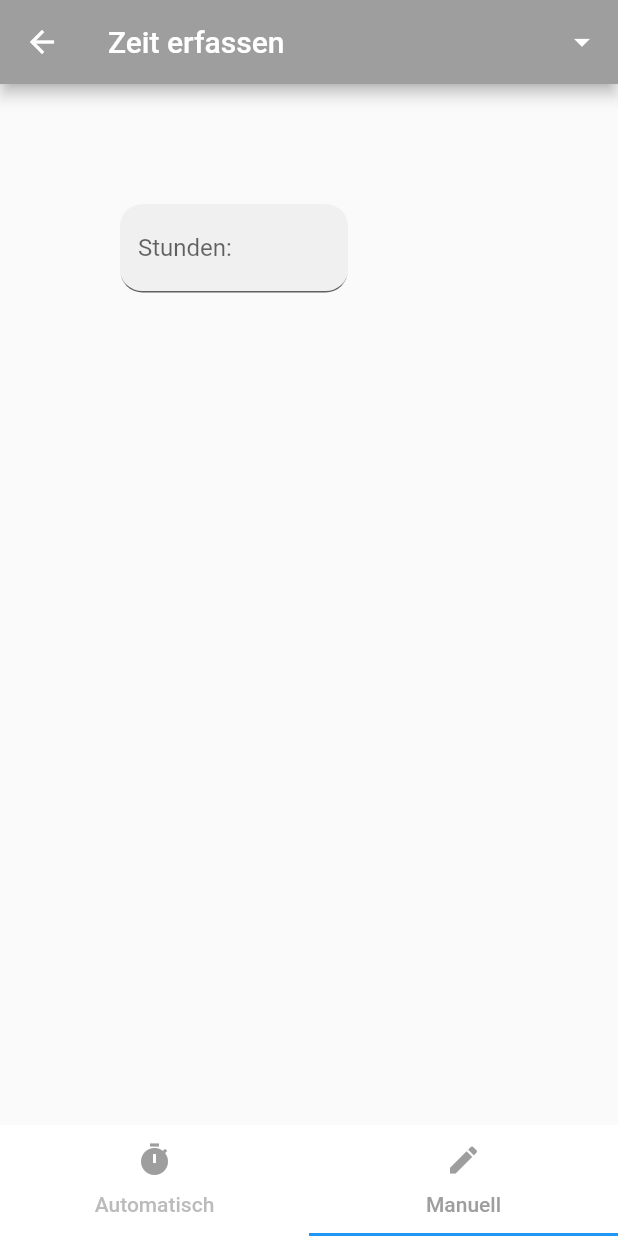
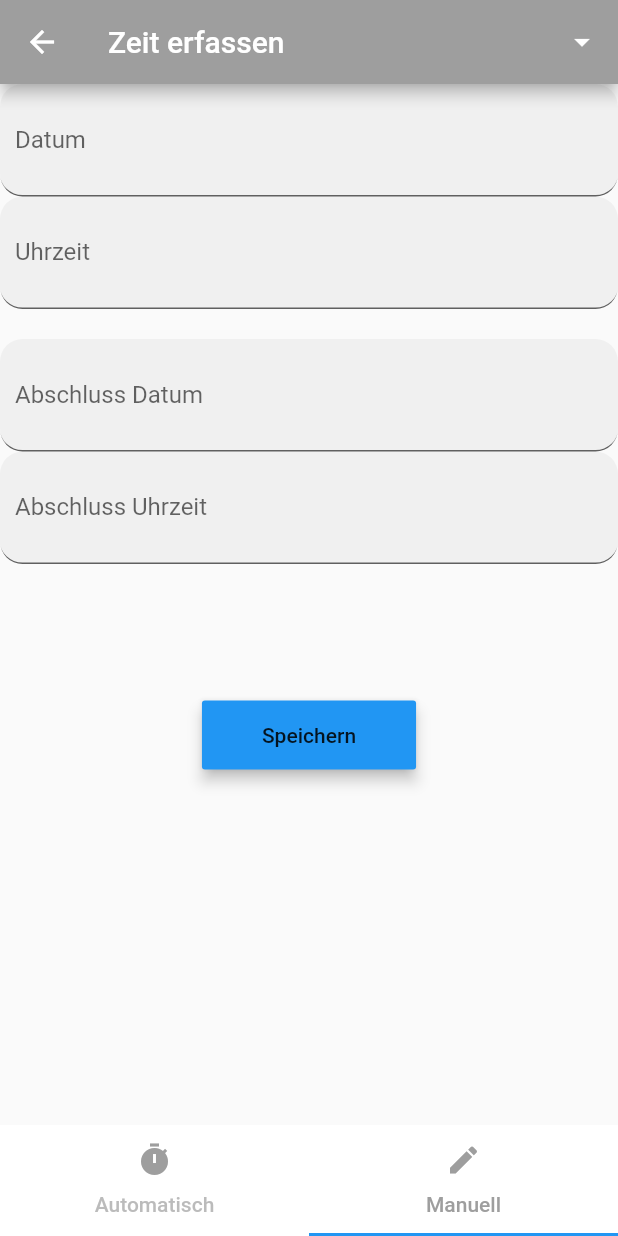
Before and after one commit to SimpleRick44/MetaTime, a Flutter app: the MyTabs screen opened directly, tab 2 chosen, on a phone screen of 412 x 824 dp. Run offline on Flutter 3.47's test engine with Material 2 defaults, Android fonts, the phone set to English and light mode, and no system bars; network calls fail.

Commit message:
zeitmanu

```diff
--- a/lib/pages/zeitmanu_page.dart
+++ b/lib/pages/zeitmanu_page.dart
@@ -3,11 +3,13 @@ import 'package:flutter/material.dart';
 class Manu extends StatelessWidget {
   @override
   Widget build(BuildContext context) {
-    return new Container(
-      padding: const EdgeInsets.all(80.0),
-      margin: const EdgeInsets.only(right: 100.0),
-      child: new TextField(
-        decoration: new InputDecoration(
+    return new ListView(children: <Widget>[
+      new Column(
+        children: <Widget>[
+          new TextField(
+            decoration: InputDecoration(
+                contentPadding: const EdgeInsets.only(
+                    right: 10.0, left: 10.0, top: 10.0, bottom: 30.0),
                 border: const UnderlineInputBorder(
                     borderRadius: const BorderRadius.only(
                         bottomRight: const Radius.circular(15.0),
@@ -15,9 +17,74 @@ class Manu extends StatelessWidget {
                         topLeft: const Radius.circular(15.0),
                         topRight: const Radius.circular(15.0))),
                 filled: true,
-            labelText: 'Stunden:'),
-        keyboardType: TextInputType.number,
+                labelText: 'Datum'),
           ),
-    );
+          new TextField(
+            decoration: InputDecoration(
+                contentPadding: const EdgeInsets.only(
+                    right: 10.0, left: 10.0, top: 10.0, bottom: 30.0),
+                border: const UnderlineInputBorder(
+                    borderRadius: const BorderRadius.only(
+                        bottomRight: const Radius.circular(15.0),
+                        bottomLeft: const Radius.circular(15.0),
+                        topLeft: const Radius.circular(15.0),
+                        topRight: const Radius.circular(15.0))),
+                filled: true,
+                labelText: 'Uhrzeit'),
+          ),
+          new Column(
+            children: <Widget>[
+              new Container(
+                padding: const EdgeInsets.only(top: 20.0),
+              )
+            ],
+          ),
+          new TextField(
+            decoration: InputDecoration(
+                contentPadding: const EdgeInsets.only(
+                    right: 10.0, left: 10.0, top: 10.0, bottom: 30.0),
+                border: const UnderlineInputBorder(
+                    borderRadius: const BorderRadius.only(
+                        bottomRight: const Radius.circular(15.0),
+                        bottomLeft: const Radius.circular(15.0),
+                        topLeft: const Radius.circular(15.0),
+                        topRight: const Radius.circular(15.0))),
+                filled: true,
+                labelText: 'Abschluss Datum'),
+          ),
+          new TextField(
+            decoration: InputDecoration(
+                contentPadding: const EdgeInsets.only(
+                    right: 10.0, left: 10.0, top: 10.0, bottom: 30.0),
+                border: const UnderlineInputBorder(
+                    borderRadius: const BorderRadius.only(
+                        bottomRight: const Radius.circular(15.0),
+                        bottomLeft: const Radius.circular(15.0),
+                        topLeft: const Radius.circular(15.0),
+                        topRight: const Radius.circular(15.0))),
+                filled: true,
+                labelText: 'Abschluss Uhrzeit'),
+          ),
+          new Column(
+            children: <Widget>[
+              new Container(
+                padding: const EdgeInsets.only(top: 90.0),
+              )
+            ],
+          ),
+          new RaisedButton(
+            padding: const EdgeInsets.only(
+                top: 15.0, bottom: 15.0, left: 40.0, right: 40.0),
+            child: const Text('Speichern'),
+            color: Theme.of(context).accentColor,
+            elevation: 4.0,
+            splashColor: Colors.blue,
+            onPressed: () {
+              print("test");
+            },
+          )
+        ],
+      )
+    ]);
   }
 }
```
Lines whose indentation alone changed are shown as unchanged.
